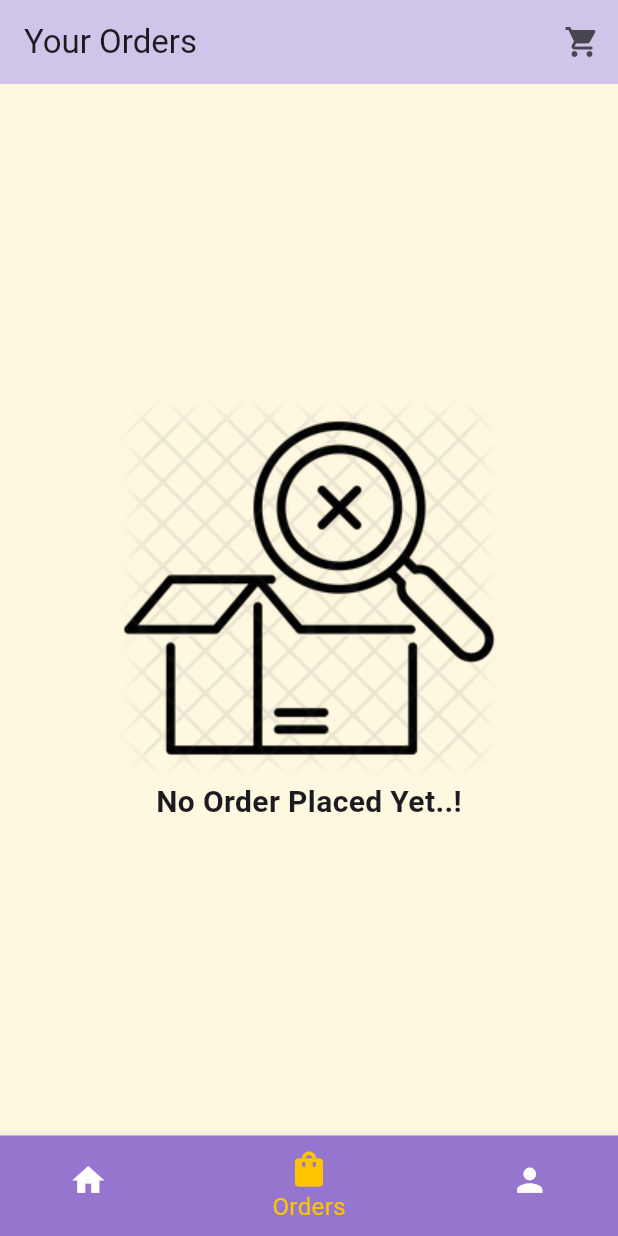
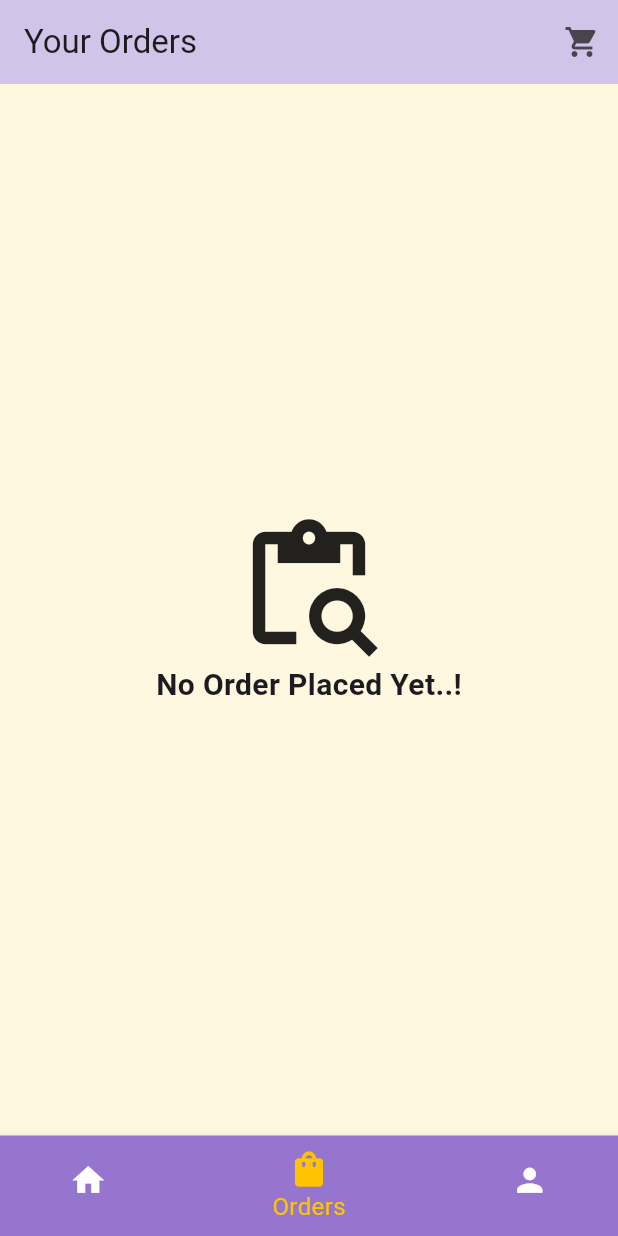
Before and after one commit to aditetester/multi_shopping_app, a Flutter app: the screen it shows after launch, item 2 of the bottom bar chosen, on a phone screen of 412 x 824 dp. Run offline on Flutter 3.47's test engine with Material 3 defaults, Android fonts, the light colour scheme and no system bars; our stand-ins replace flutter_riverpod, riverpod_annotation; generated files the repository leaves out were written again; network calls fail.

Commit message:
small change added to OrderScreen

```diff
--- a/multishopping_app/lib/screens/orderPage_Screen.dart
+++ b/multishopping_app/lib/screens/orderPage_Screen.dart
@@ -56,11 +56,18 @@
                 children: [
                   FittedBox(
                     fit: BoxFit.fitWidth,
-                    child: Image.asset('assets/images/ordernotfound2.png'),
+                    child: Icon(
+                      Icons.content_paste_search_outlined,
+                      size: 100,
+                    ),
                   ),
                   Container(
-                    alignment: Alignment.bottomCenter,
-                    child: Text("No Order Placed Yet..!", style: TextStyle(fontSize: 20, fontWeight: FontWeight.bold),))
+                      alignment: Alignment.bottomCenter,
+                      child: Text(
+                        "No Order Placed Yet..!",
+                        style: TextStyle(
+                            fontSize: 20, fontWeight: FontWeight.bold),
+                      ))
                 ],
               ),
             ),
```
